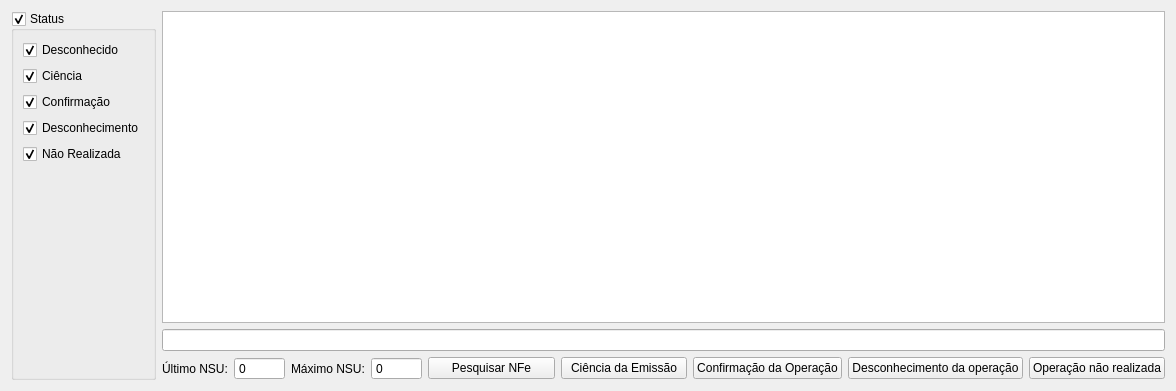
Before: the Qt Designer form ui/nfedistribuicao.ui in darktorres/ERP-STACCATO, drawn with Qt 5.
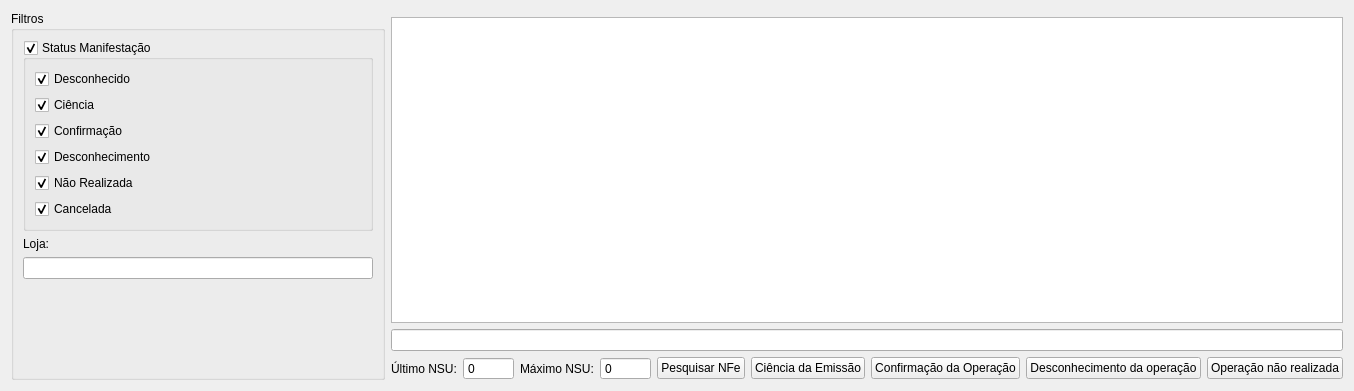
After: the same form once the commit is applied. Custom widgets are drawn as their Qt base class.

Commit message: Filtro por CNPJ na tela de NFe Distribuição

What changed in the file:
```diff
--- a/ui/nfedistribuicao.ui
+++ b/ui/nfedistribuicao.ui
@@ -6,7 +6,7 @@
    <rect>
     <x>0</x>
     <y>0</y>
-    <width>1176</width>
+    <width>1354</width>
     <height>391</height>
    </rect>
   </property>
@@ -155,10 +155,29 @@
      </item>
     </layout>
    </item>
-   <item row="1" column="0" rowspan="3">
+   <item row="0" column="0" rowspan="4">
+    <widget class="QGroupBox" name="groupBox">
+     <property name="title">
+      <string>Filtros</string>
+     </property>
+     <layout class="QGridLayout" name="gridLayout_2">
+      <item row="3" column="0">
+       <spacer name="verticalSpacer">
+        <property name="orientation">
+         <enum>Qt::Vertical</enum>
+        </property>
+        <property name="sizeHint" stdset="0">
+         <size>
+          <width>20</width>
+          <height>40</height>
+         </size>
+        </property>
+       </spacer>
+      </item>
+      <item row="0" column="0">
     <widget class="QGroupBox" name="groupBoxFiltros">
      <property name="title">
-      <string>Status</string>
+         <string>Status Manifestação</string>
      </property>
      <property name="checkable">
       <bool>true</bool>
@@ -218,17 +237,27 @@
        </widget>
       </item>
       <item>
-       <spacer name="verticalSpacer">
-        <property name="orientation">
-         <enum>Qt::Vertical</enum>
-        </property>
-        <property name="sizeHint" stdset="0">
-         <size>
-          <width>20</width>
-          <height>40</height>
-         </size>
-        </property>
-       </spacer>
+          <widget class="QCheckBox" name="checkBoxNaoRealizada_2">
+           <property name="text">
+            <string>Cancelada</string>
+           </property>
+           <property name="checked">
+            <bool>true</bool>
+           </property>
+          </widget>
+         </item>
+        </layout>
+       </widget>
+      </item>
+      <item row="1" column="0">
+       <widget class="QLabel" name="label_3">
+        <property name="text">
+         <string>Loja:</string>
+        </property>
+       </widget>
+      </item>
+      <item row="2" column="0">
+       <widget class="ItemBox" name="itemBoxLoja"/>
       </item>
      </layout>
     </widget>
@@ -241,6 +270,11 @@
    <extends>QTableView</extends>
    <header>src/tableview.h</header>
   </customwidget>
+  <customwidget>
+   <class>ItemBox</class>
+   <extends>QLineEdit</extends>
+   <header>src/itembox.h</header>
+  </customwidget>
  </customwidgets>
  <resources/>
  <connections/>
```
Lines whose indentation alone changed are shown as unchanged. The commit also changes 1 other file.
